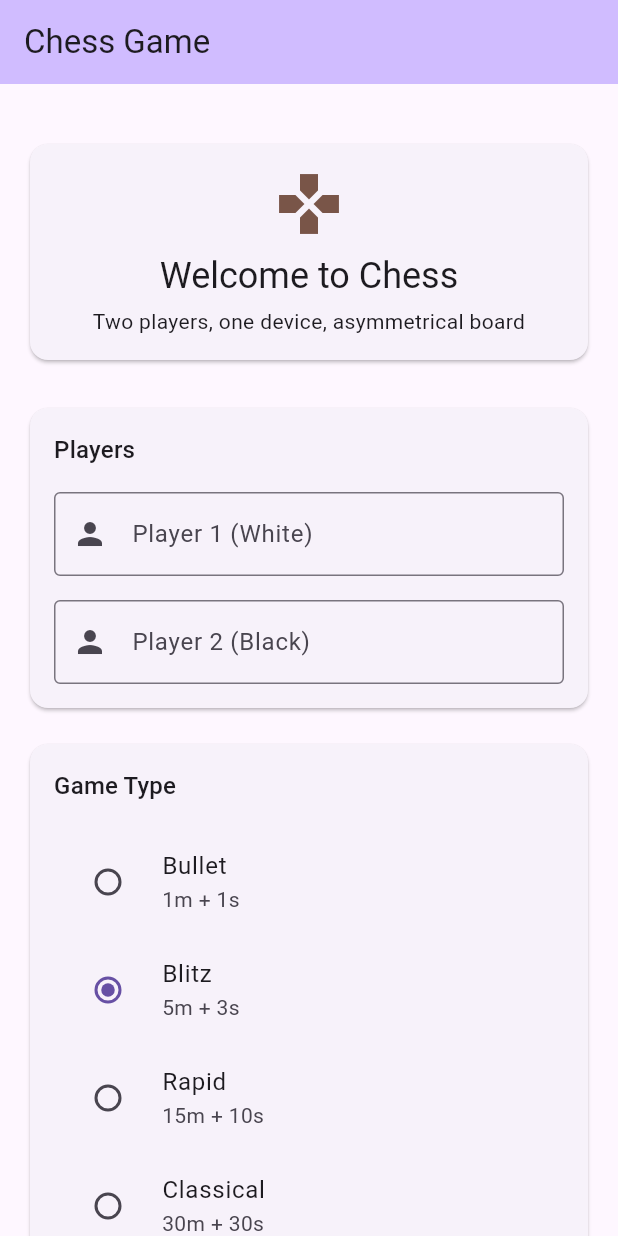
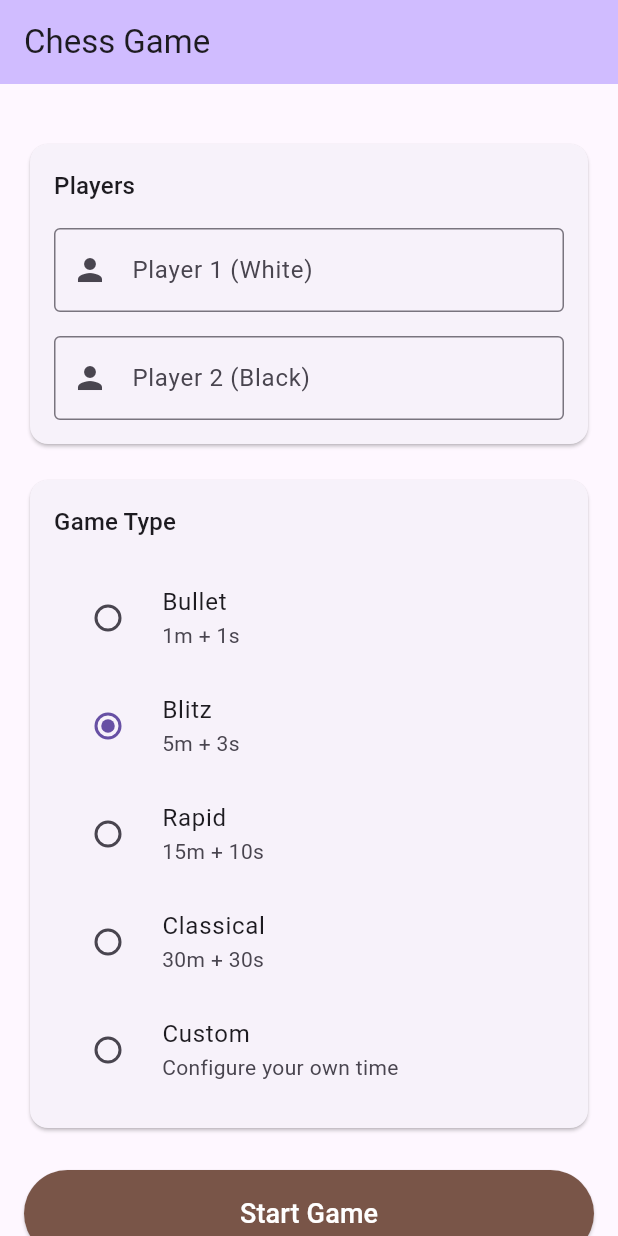
Before and after one commit to mikaellecam/chess_flutter, a Flutter app: the screen it shows after launch, on a phone screen of 412 x 824 dp. Run offline on Flutter 3.47's test engine with Material 3 defaults, Android fonts, the phone set to English and light mode, and no system bars.

Commit message:
removed welcome card

```diff
--- a/lib/pages/home_page.dart
+++ b/lib/pages/home_page.dart
@@ -5,7 +5,6 @@ import '../models/game_type.dart';
 import '../widgets/custom_time_controls.dart';
 import '../widgets/game_type_selector.dart';
 import '../widgets/player_input_card.dart';
-import '../widgets/welcome_card.dart';
 import 'game_board_page.dart';
 
 class HomePage extends StatefulWidget {
@@ -70,10 +69,6 @@ class _HomePageState extends State<HomePage> {
             children: [
               const SizedBox(height: 20),
 
-              const WelcomeCard(),
-
-              const SizedBox(height: 24),
-
               PlayerInputCard(
                 player1Controller: _player1Controller,
                 player2Controller: _player2Controller,
--- a/lib/widgets/welcome_card.dart
+++ /dev/null
@@ -1,30 +0,0 @@
-import 'package:flutter/material.dart';
-
-class WelcomeCard extends StatelessWidget {
-  const WelcomeCard({super.key});
-
-  @override
-  Widget build(BuildContext context) {
-    return Card(
-      child: Padding(
-        padding: const EdgeInsets.all(16.0),
-        child: Column(
-          children: [
-            const Icon(Icons.games, size: 48, color: Colors.brown),
-            const SizedBox(height: 8),
-            Text(
-              'Welcome to Chess',
-              style: Theme.of(context).textTheme.headlineSmall,
-            ),
-            const SizedBox(height: 4),
-            Text(
-              'Two players, one device, asymmetrical board',
-              style: Theme.of(context).textTheme.bodyMedium,
-              textAlign: TextAlign.center,
-            ),
-          ],
-        ),
-      ),
-    );
-  }
-}
```
